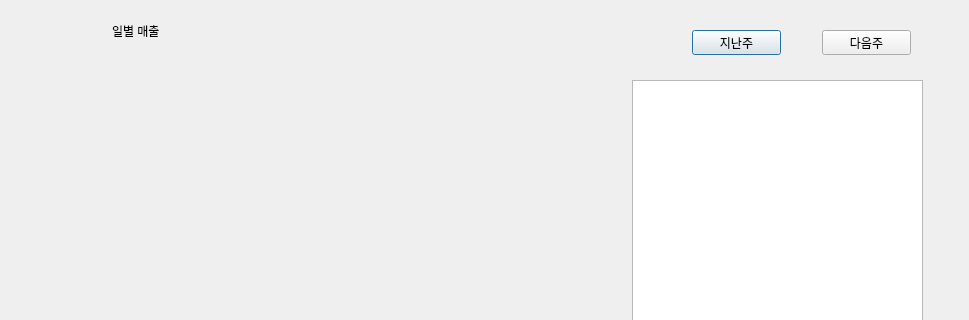
First picture: the form in sales.ui, repository mssung34/ALPR, before the edit; both pictures show x 328 to 1297 and y 0 to 320 of the 1297 by 606 pixel window.
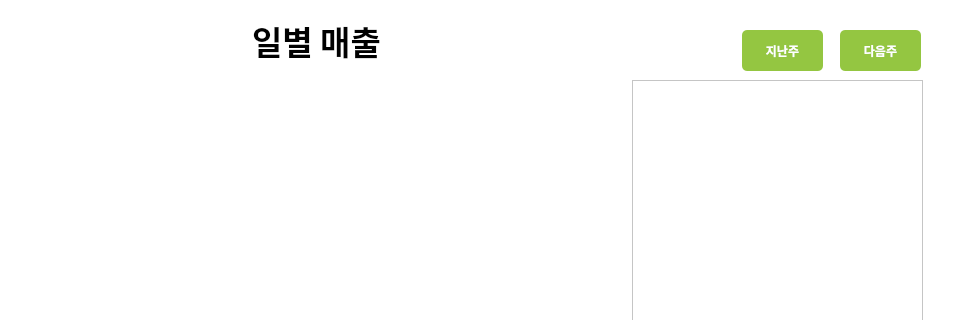
Second picture: the form after the edit.

Patch:
```diff
--- a/sales.ui
+++ b/sales.ui
@@ -13,6 +13,9 @@
   <property name="windowTitle">
    <string>Dialog</string>
   </property>
+  <property name="styleSheet">
+   <string notr="true">background-color: rgb(255, 255, 255);</string>
+  </property>
   <widget class="QWidget" name="verticalLayoutWidget">
    <property name="geometry">
     <rect>
@@ -24,22 +27,6 @@
    </property>
    <layout class="QVBoxLayout" name="verticalLayout"/>
   </widget>
-  <widget class="QLabel" name="label">
-   <property name="geometry">
-    <rect>
-     <x>440</x>
-     <y>10</y>
-     <width>121</width>
-     <height>41</height>
-    </rect>
-   </property>
-   <property name="styleSheet">
-    <string notr="true">font: 20pt &quot;Ubuntu&quot;;</string>
-   </property>
-   <property name="text">
-    <string>일별 매출</string>
-   </property>
-  </widget>
   <widget class="QTableWidget" name="tableWidget">
    <property name="geometry">
     <rect>
@@ -53,12 +40,31 @@
   <widget class="QPushButton" name="before_btn">
    <property name="geometry">
     <rect>
-     <x>1020</x>
+     <x>1070</x>
      <y>30</y>
-     <width>89</width>
-     <height>25</height>
+     <width>81</width>
+     <height>41</height>
     </rect>
    </property>
+   <property name="font">
+    <font>
+     <family>Sans</family>
+     <weight>75</weight>
+     <bold>true</bold>
+    </font>
+   </property>
+   <property name="styleSheet">
+    <string notr="true">QPushButton{
+	background-color: rgb(148, 198, 65);
+	color: rgb(255, 255, 255);
+	border-radius: 5px
+}
+QPushButton:hover{
+	
+	background-color: rgb(78, 154, 6);
+	border-radius: 5px
+}</string>
+   </property>
    <property name="text">
     <string>지난주</string>
    </property>
@@ -66,16 +72,56 @@
   <widget class="QPushButton" name="next_btn">
    <property name="geometry">
     <rect>
-     <x>1150</x>
+     <x>1168</x>
      <y>30</y>
-     <width>89</width>
-     <height>25</height>
+     <width>81</width>
+     <height>41</height>
     </rect>
    </property>
+   <property name="font">
+    <font>
+     <family>Sans</family>
+     <weight>75</weight>
+     <bold>true</bold>
+    </font>
+   </property>
+   <property name="styleSheet">
+    <string notr="true">QPushButton{
+	background-color: rgb(148, 198, 65);
+	color: rgb(255, 255, 255);
+	border-radius: 5px
+}
+QPushButton:hover{
+	
+	background-color: rgb(78, 154, 6);
+	border-radius: 5px
+}</string>
+   </property>
    <property name="text">
     <string>다음주</string>
    </property>
   </widget>
+  <widget class="QLabel" name="label">
+   <property name="geometry">
+    <rect>
+     <x>580</x>
+     <y>20</y>
+     <width>141</width>
+     <height>41</height>
+    </rect>
+   </property>
+   <property name="font">
+    <font>
+     <family>Sans</family>
+     <pointsize>25</pointsize>
+     <weight>75</weight>
+     <bold>true</bold>
+    </font>
+   </property>
+   <property name="text">
+    <string>일별 매출</string>
+   </property>
+  </widget>
   <zorder>next_btn</zorder>
   <zorder>verticalLayoutWidget</zorder>
   <zorder>label</zorder>
```
Left out of the diff: 2 changed lines with no effect on the pictures.
